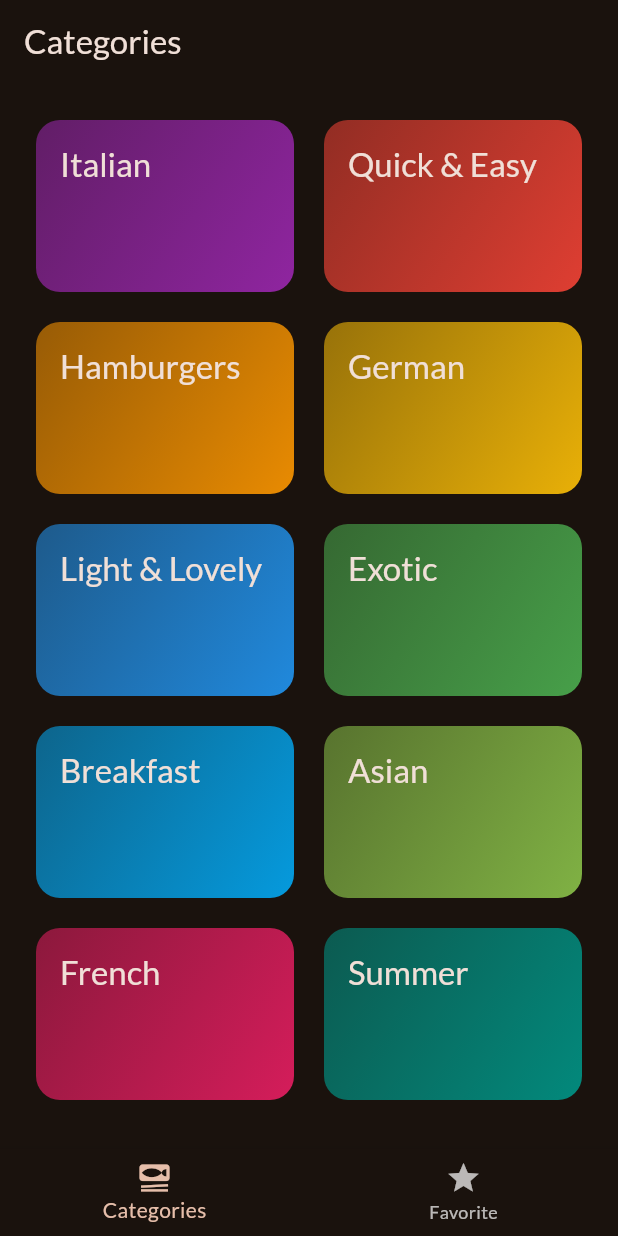
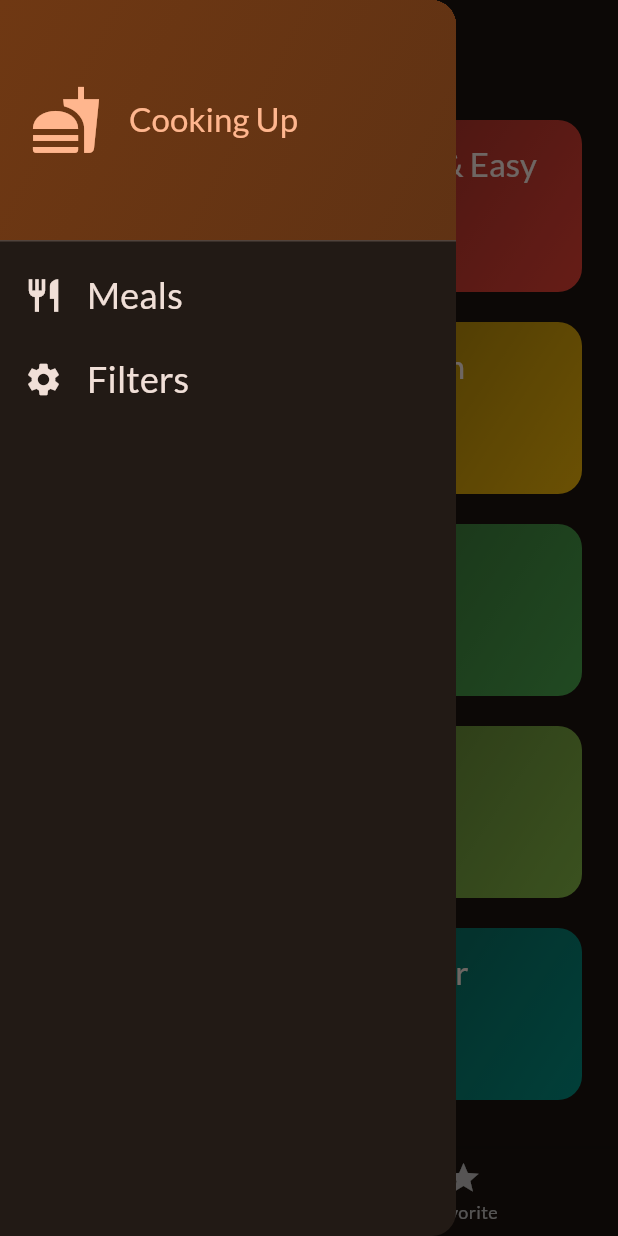
Before and after one commit to PradipKhandare/Meal-App-Flutter, a Flutter app: the screen it shows after launch, with the side drawer open (before the commit the screen has no drawer), on a phone screen of 412 x 824 dp. Run offline on Flutter 3.47's test engine with Material 3 defaults, Android fonts, the phone set to English and light mode, and no system bars; our stand-ins replace google_fonts, transparent_image.

Commit message:
Final commit, Added all functionality for filter the meals

```diff
--- a/lib/screens/categories.dart
+++ b/lib/screens/categories.dart
@@ -6,12 +6,13 @@ import 'package:meal_app/screens/meals.dart';
 import 'package:meal_app/widgets/category_grid_item.dart';
 
 class CategoriesScreen extends StatelessWidget {
-  const CategoriesScreen({super.key, required this.onToggleFavorite});
+  const CategoriesScreen({super.key, required this.onToggleFavorite, required this.availableMeals});
 
   final void Function(Meal meal) onToggleFavorite;
+  final List<Meal> availableMeals;
 
   void _selectCategory(BuildContext context, Category category) {
-    final filteredMeals = dummyMeals
+    final filteredMeals = availableMeals
         .where((meal) => meal.categories.contains(category.id))
         .toList();
 
--- a/lib/screens/tabs.dart
+++ b/lib/screens/tabs.dart
@@ -1,7 +1,17 @@
 import 'package:flutter/material.dart';
+import 'package:meal_app/data/dummy_data.dart';
 import 'package:meal_app/models/meal.dart';
 import 'package:meal_app/screens/categories.dart';
+import 'package:meal_app/screens/filters.dart';
 import 'package:meal_app/screens/meals.dart';
+import 'package:meal_app/widgets/main_drawer.dart';
+
+const kInitialFilters = {
+  Filter.glutenFree: false,
+  Filter.lactoseFree: false,
+  Filter.vegan: false,
+  Filter.vegetarian: false
+};
 
 class TabsScreen extends StatefulWidget {
   const TabsScreen({super.key});
@@ -13,6 +23,7 @@ class TabsScreen extends StatefulWidget {
 class _TabsScreenState extends State<TabsScreen> {
   int _selectedPageIndex = 0;
   final List<Meal> _favoriteMeals = [];
+  Map<Filter, bool> _selectedFilters = kInitialFilters;
 
   void _showInfoMessage(String message) {
     ScaffoldMessenger.of(context).clearSnackBars();
@@ -45,10 +56,46 @@ class _TabsScreenState extends State<TabsScreen> {
     });
   }
 
+  void _setScreen(String identifiers) async {
+    Navigator.of(context).pop();
+    if (identifiers == 'filters') {
+      final result = await Navigator.of(context).push<Map<Filter, bool>>(
+        MaterialPageRoute(
+            builder: (ctx) => FiltersScreen(
+                  currentFilters: _selectedFilters,
+                )),
+      );
+
+      setState(() {
+        _selectedFilters = result ?? kInitialFilters;
+      });
+    }
+  }
+
   @override
   Widget build(BuildContext context) {
+    final availableMeals = dummyMeals.where((meal) {
+      if (_selectedFilters[Filter.glutenFree]! && !meal.isGlutenFree) {
+        return false;
+      }
+
+      if (_selectedFilters[Filter.lactoseFree]! && !meal.isLactoseFree) {
+        return false;
+      }
+
+      if (_selectedFilters[Filter.vegetarian]! && !meal.isVegetarian) {
+        return false;
+      }
+
+      if (_selectedFilters[Filter.vegan]! && !meal.isVegan) {
+        return false;
+      }
+      return true;
+    }).toList();
+
     Widget activePage = CategoriesScreen(
       onToggleFavorite: _toggelMealFavorieStatus,
+      availableMeals: availableMeals,
     );
     var activePagetitle = 'Categories';
 
@@ -63,6 +110,9 @@ class _TabsScreenState extends State<TabsScreen> {
       appBar: AppBar(
         title: Text(activePagetitle),
       ),
+      drawer: MainDrawer(
+        onSelectScreen: _setScreen,
+      ),
       body: activePage,
       bottomNavigationBar: BottomNavigationBar(
         onTap: _selectPage,
--- /dev/null
+++ b/lib/widgets/main_drawer.dart
@@ -0,0 +1,88 @@
+import 'package:flutter/material.dart';
+
+class MainDrawer extends StatelessWidget {
+  const MainDrawer({super.key, required this.onSelectScreen});
+  final void Function(String identifiers) onSelectScreen;
+
+  @override
+  Widget build(BuildContext context) {
+
+
+    return Drawer(
+      child: Column(
+        children: [
+          DrawerHeader(
+            padding: const EdgeInsets.all(
+              20,
+            ),
+            decoration: BoxDecoration(
+              gradient: LinearGradient(
+                colors: [
+                  Theme.of(context).colorScheme.primaryContainer,
+                  Theme.of(context)
+                      .colorScheme
+                      .primaryContainer
+                      .withOpacity(0.8),
+                ],
+                begin: Alignment.topLeft,
+                end: Alignment.bottomRight,
+              ),
+            ),
+            child: Row(
+              children: [
+                Icon(
+                  Icons.fastfood,
+                  size: 48,
+                  color: Theme.of(context).colorScheme.primary,
+                ),
+                const SizedBox(
+                  width: 18,
+                ),
+                Text(
+                  "Cooking Up",
+                  style: Theme.of(context).textTheme.titleLarge!.copyWith(
+                        color: Theme.of(context).colorScheme.primary,
+                      ),
+                ),
+              ],
+            ),
+          ),
+          ListTile(
+            leading: Icon(
+              Icons.restaurant,
+              size: 26,
+              color: Theme.of(context).colorScheme.onBackground,
+            ),
+            title: Text(
+              "Meals",
+              style: Theme.of(context).textTheme.titleSmall!.copyWith(
+                    color: Theme.of(context).colorScheme.onBackground,
+                    fontSize: 24,
+                  ),
+            ),
+            onTap: (){
+              onSelectScreen("meals");
+            },
+          ),
+          ListTile(
+            leading: Icon(
+              Icons.settings,
+              size: 26,
+              color: Theme.of(context).colorScheme.onBackground,
+            ),
+            title: Text(
+              "Filters",
+              style: Theme.of(context).textTheme.titleSmall!.copyWith(
+                color: Theme.of(context).colorScheme.onBackground,
+                fontSize: 24,
+              ),
+            ),
+            onTap: (){
+              onSelectScreen("filters");
+            },
+          ),
+        ],
+      ),
+    );
+  }
+}
```
Also changed, not shown: lib/screens/filters.dart (added, +154 -0 lines).
